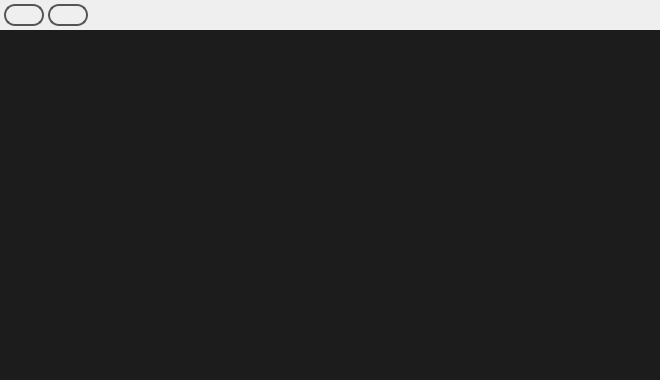
The window that client/gui/debugshell.ui (hryuk/stealth) describes before a commit, drawn with Qt 5.
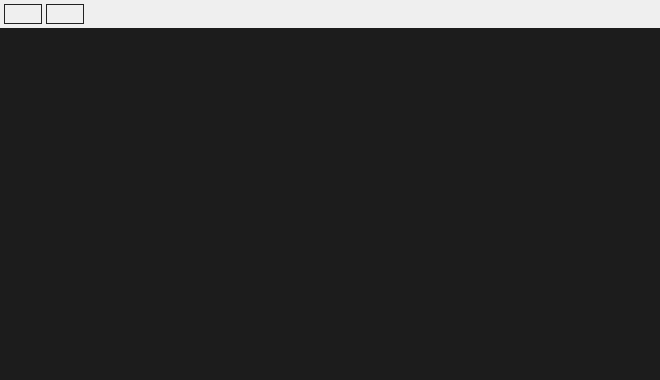
The same window after the commit. Icons and pictures are not drawn.

```diff
--- a/client/gui/debugshell.ui
+++ b/client/gui/debugshell.ui
@@ -59,19 +59,21 @@
        <string notr="true">#topFrame {
 border: none;
 background: qlineargradient(x1: 0, y1: 0, x2: 0, y2: 1,
-stop: 0 #a6a6a6, stop: 0.08 #7f7f7f,
-stop: 0.39999 #717171, stop: 0.4 #626262,
-stop: 0.9 #4c4c4c, stop: 1 #333333);
+stop: 0 #707070, 
+stop: 0.08 #555555,
+stop: 0.4 #2d2d30,
+stop: 0.97 #333333,
+ stop: 1 #000000);
 }
 
 #topFrame QPushButton {
-color: #333;
-border: 2px solid #555;
+color: #999999;
+border: 1px solid #222222;
 border-radius: 11px;
 padding: 2px;
 background: qradialgradient(cx: 0.3, cy: -0.4,
 fx: 0.3, fy: -0.4,
-radius: 1.35, stop: 0 #fff, stop: 1 #888);
+radius: 1.35, stop: 0  #707070, stop: 1 #2d2d30);
 min-width: 16px;
 }
 
```
